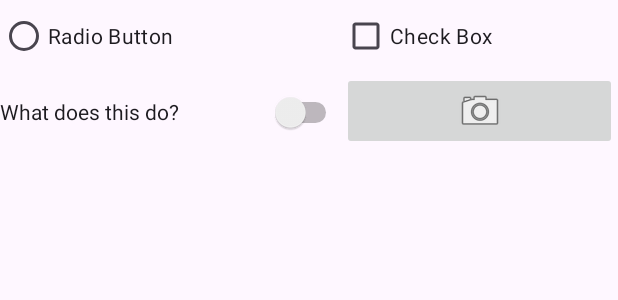
After one commit to Aryan14071/AndroidAssignments-ARYANSHARMA, an Android app: the layout activity_list_items.xml on its own in the app's theme, with its tools: preview values and no code run, on a phone screen of 412 x 824 dp. The commit adds this screen. Shown: the top 300 px of the screen. Run offline under Robolectric (Android 15) with nearby library versions, the phone set to English and light mode, and no system bars.

Commit message:
Added 3 activities for part 2

```diff
--- a/app/src/main/AndroidManifest.xml
+++ b/app/src/main/AndroidManifest.xml
@@ -13,6 +13,12 @@
         android:theme="@style/Theme.AndroidAssignmentsARYANSHARMA"
         tools:targetApi="31">
         <activity
+            android:name=".LoginActivity"
+            android:exported="false" />
+        <activity
+            android:name=".ListItemsActivity"
+            android:exported="false" />
+        <activity
             android:name=".MainActivity"
             android:exported="true">
             <intent-filter>
--- /dev/null
+++ b/app/src/main/res/layout/activity_list_items.xml
@@ -0,0 +1,35 @@
+<?xml version="1.0" encoding="utf-8"?>
+<GridLayout xmlns:android="http://schemas.android.com/apk/res/android"
+    xmlns:app="http://schemas.android.com/apk/res-auto"
+    xmlns:tools="http://schemas.android.com/tools"
+    android:layout_width="match_parent"
+    android:layout_height="wrap_content"
+    android:columnCount="2"
+    android:rowCount="2">
+
+    <RadioButton
+        android:id="@+id/radioButton2"
+        android:layout_width="228dp"
+        android:layout_height="wrap_content"
+        android:layout_row="0"
+        android:layout_column="0"
+        android:text="@string/RadioText"/>
+
+    <CheckBox
+        android:id="@+id/checkBox2"
+        android:layout_width="180dp"
+        android:layout_height="wrap_content"
+        android:text="@string/CheckBoxText" />
+
+    <Switch
+        android:id="@+id/switch1"
+        android:layout_width="228dp"
+        android:layout_height="53dp"
+        android:text="@string/SwitchText"/>
+
+    <ImageButton
+        android:id="@+id/imageButton"
+        android:layout_width="183dp"
+        android:layout_height="wrap_content"
+        android:src="@android:drawable/ic_menu_camera" />
+</GridLayout>
--- a/app/src/main/res/values/strings.xml
+++ b/app/src/main/res/values/strings.xml
@@ -2,4 +2,12 @@
     <string name="app_name">AndroidAssignments-ARYAN SHARMA</string>
     <string name="hello_message">Hello World!</string>
     <string name="ButtonText">I\’m a button</string>
+    <string name="LoginText">Login</string>
+    <string name="LoginNameText">Login Name</string>
+    <string name="PasswordText">Password</string>
+    <string name="RadioText">Radio Button</string>
+    <string name="CheckBoxText">Check Box</string>
+    <string name="SwitchText">What does this do?</string>
+
+
 </resources>
```
Also changed, not shown: app/src/main/java/com/example/androidassignments_aryansharma/ListItemsActivity.java (added, +14 -0 lines), app/src/main/java/com/example/androidassignments_aryansharma/LoginActivity.java (added, +14 -0 lines), app/src/main/res/layout/activity_login.xml (added, +36 -0 lines), 1 other file.
